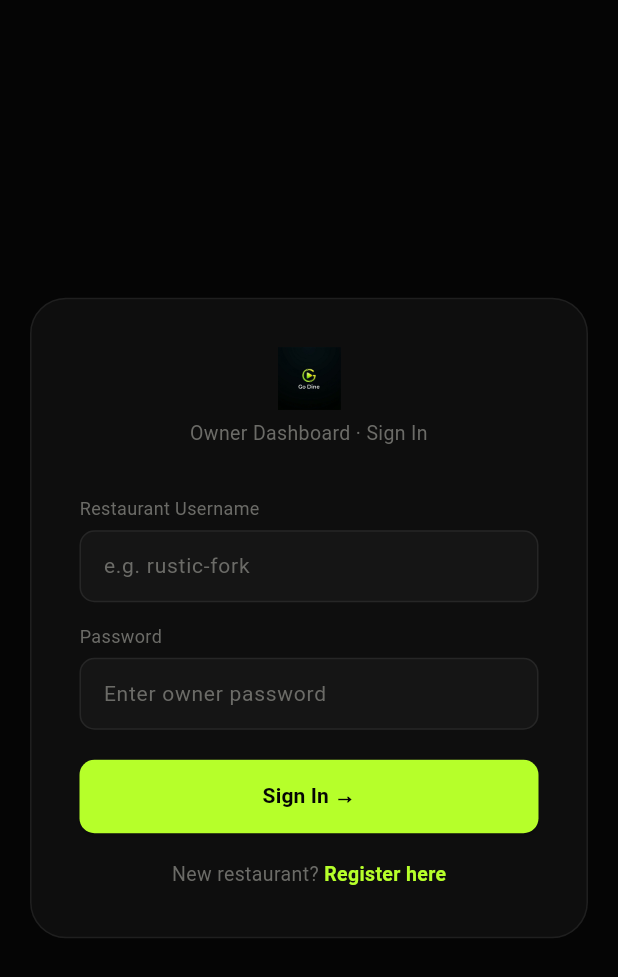
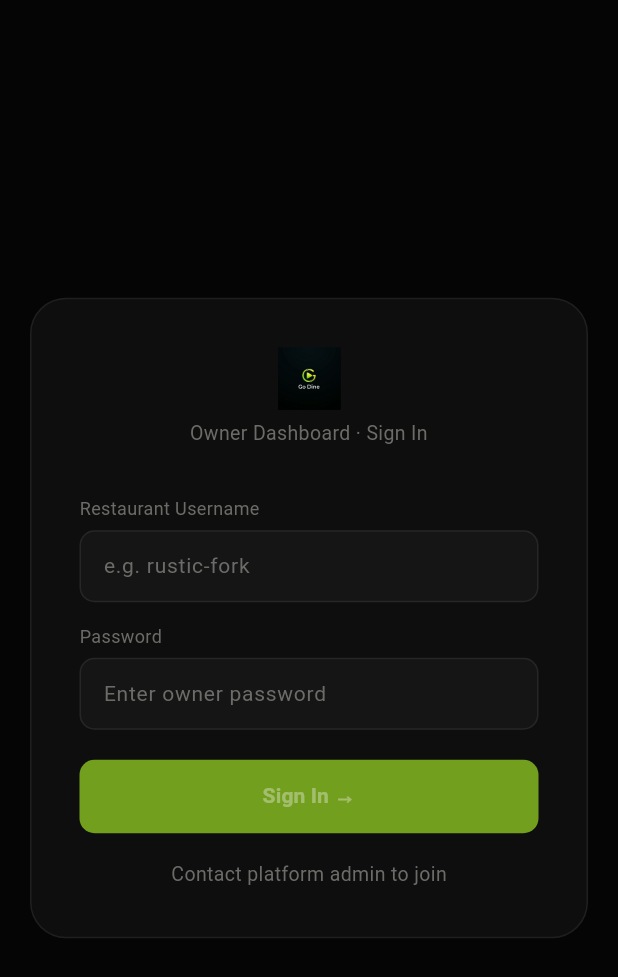
Before and after one commit to go-dine/GoDineProd, a Flutter app: the screen it shows after launch, on a phone screen of 412 x 824 dp. Shown: the top 977 px of the screen. Run offline on Flutter 3.47's test engine with Material 3 defaults, Android fonts, the phone set to English and light mode, and no system bars; our stand-ins replace flutter_local_notifications, flutter_secure_storage, qr_flutter, share_plus, supabase_flutter; accounts and stored records are empty; statements that could not run were skipped.

Commit message:
Fix leads update, add order tokens, and update mobile app (Flutter)

```diff
--- a/godine-owner-app/lib/models/order.dart
+++ b/godine-owner-app/lib/models/order.dart
@@ -32,6 +32,7 @@
   final double total;
   final String status; // pending | preparing | ready | completed
   final String note;
+  final String? tokenNumber;
   final String? estimatedTime;
   final String createdAt;
 
@@ -46,6 +47,7 @@
     required this.total,
     this.status = 'pending',
     this.note = '',
+    this.tokenNumber,
     this.estimatedTime,
     required this.createdAt,
   });
@@ -63,12 +65,13 @@
       total: (json['total'] as num).toDouble(),
       status: json['status'] as String? ?? 'pending',
       note: json['note'] as String? ?? '',
+      tokenNumber: json['token_number'] as String?,
       estimatedTime: json['estimated_time'] as String?,
       createdAt: json['created_at'] as String? ?? '',
     );
   }
 
-  Order copyWith({String? status, String? estimatedTime}) {
+  Order copyWith({String? status, String? estimatedTime, String? tokenNumber}) {
     return Order(
       id: id,
       restaurantId: restaurantId,
@@ -80,6 +83,7 @@
       total: total,
       status: status ?? this.status,
       note: note,
+      tokenNumber: tokenNumber ?? this.tokenNumber,
       estimatedTime: estimatedTime ?? this.estimatedTime,
       createdAt: createdAt,
     );
--- a/godine-owner-app/lib/screens/login_screen.dart
+++ b/godine-owner-app/lib/screens/login_screen.dart
@@ -20,7 +20,7 @@
 }
 
 class _LoginScreenState extends State<LoginScreen> {
-  bool _isLogin = true;
+  final bool _isLogin = true;
   bool _loading = false;
   String _error = '';
 
@@ -73,40 +73,7 @@
     if (mounted) setState(() => _loading = false);
   }
 
-  Future<void> _handleRegister() async {
-    final name = _nameCtrl.text.trim();
-    final slug = (_slugCtrl.text.trim().isEmpty ? _autoSlug : _slugCtrl.text.trim())
-        .toLowerCase()
-        .replaceAll(RegExp(r'[^a-z0-9-]'), '');
-    final pw = _passwordCtrl.text.trim();
-    final tables = int.tryParse(_tablesCtrl.text) ?? 10;
-    if (name.isEmpty || slug.isEmpty || pw.isEmpty) {
-      setState(() => _error = 'Name, username and password are required');
-      return;
-    }
-    if (slug.length < 3) {
-      setState(() => _error = 'Username must be at least 3 characters');
-      return;
-    }
-    setState(() { _loading = true; _error = ''; });
-    try {
-      final restaurant = await SupabaseService.register(
-        name: name,
-        slug: slug,
-        password: pw,
-        totalTables: tables,
-      );
-      if (restaurant != null) widget.onLogin(restaurant);
-    } catch (e) {
-      final msg = e.toString();
-      if (msg.contains('duplicate') || msg.contains('unique')) {
-        setState(() => _error = 'This username is already taken. Try another.');
-      } else {
-        setState(() => _error = 'Failed to register: $msg');
-      }
-    }
-    if (mounted) setState(() => _loading = false);
-  }
+
 
   @override
   Widget build(BuildContext context) {
@@ -134,53 +101,31 @@
                 ),
                 const SizedBox(height: 6),
                 Text(
-                  _isLogin ? 'Owner Dashboard · Sign In' : 'Register your restaurant',
+                  'Owner Dashboard · Sign In',
                   style: const TextStyle(fontSize: 13, color: AppColors.muted),
                   textAlign: TextAlign.center,
                 ),
                 const SizedBox(height: 28),
 
-                // Register: Name
-                if (!_isLogin) ...[
-                  _label('Restaurant Name *'),
-                  _input(_nameCtrl, 'e.g. The Rustic Fork', capitalization: TextCapitalization.words),
-                ],
 
-                // Username
-                _label(_isLogin ? 'Restaurant Username' : 'Username *'),
+
+                _label('Restaurant Username'),
                 _input(
                   _slugCtrl,
                   'e.g. rustic-fork',
                   capitalization: TextCapitalization.none,
                 ),
-                if (!_isLogin && currentSlug.isNotEmpty)
-                  Padding(
-                    padding: const EdgeInsets.only(bottom: 8),
-                    child: Text.rich(
-                      TextSpan(children: [
-                        const TextSpan(text: 'Menu URL: ', style: TextStyle(fontSize: 11, color: AppColors.muted)),
-                        TextSpan(
-                          text: 'menu.html?r=$currentSlug',
-                          style: const TextStyle(fontSize: 11, color: AppColors.lime, fontWeight: FontWeight.w600),
-                        ),
-                      ]),
-                    ),
-                  ),
 
                 // Password
-                _label('Password${!_isLogin ? ' *' : ''}'),
+                _label('Password'),
                 _input(
                   _passwordCtrl,
-                  _isLogin ? 'Enter owner password' : 'Create a password',
+                  'Enter owner password',
                   obscure: true,
-                  onSubmit: _isLogin ? _handleLogin : _handleRegister,
+                  onSubmit: _handleLogin,
                 ),
 
-                // Register: Tables
-                if (!_isLogin) ...[
-                  _label('Number of Tables'),
-                  _input(_tablesCtrl, '10', keyboardType: TextInputType.number),
-                ],
+
 
                 // Error
                 if (_error.isNotEmpty)
@@ -214,34 +159,19 @@
                             height: 20,
                             child: CircularProgressIndicator(strokeWidth: 2, color: AppColors.bg),
                           )
-                        : Text(
-                            _isLogin ? 'Sign In →' : 'Create Restaurant →',
-                            style: const TextStyle(fontSize: 14, fontWeight: FontWeight.w700),
+                        : const Text(
+                            'Sign In →',
+                            style: TextStyle(fontSize: 14, fontWeight: FontWeight.w700),
                           ),
                   ),
                 ),
 
-                // Toggle
                 const SizedBox(height: 18),
-                Row(
-                  mainAxisAlignment: MainAxisAlignment.center,
-                  children: [
-                    Text(
-                      _isLogin ? 'New restaurant? ' : 'Already registered? ',
-                      style: const TextStyle(fontSize: 13, color: AppColors.muted),
-                    ),
-                    GestureDetector(
-                      onTap: () => setState(() { _isLogin = !_isLogin; _error = ''; }),
-                      child: Text(
-                        _isLogin ? 'Register here' : 'Sign in',
-                        style: const TextStyle(
-                          fontSize: 13,
-                          color: AppColors.lime,
-                          fontWeight: FontWeight.w600,
-                        ),
-                      ),
-                    ),
-                  ],
+                const Center(
+                  child: Text(
+                    'Contact platform admin to join',
+                    style: TextStyle(fontSize: 13, color: AppColors.muted),
+                  ),
                 ),
               ],
             ),
```
Also changed, not shown: godine-owner-app/flutter_application_1/analysis_options.yaml (added, +28 -0 lines), godine-owner-app/flutter_application_1/lib/main.dart (added, +122 -0 lines), godine-owner-app/flutter_application_1/pubspec.yaml (added, +89 -0 lines), godine-owner-app/lib/widgets/order_card.dart (+22 -0 lines), file_list.txt (added), 187 other files.
